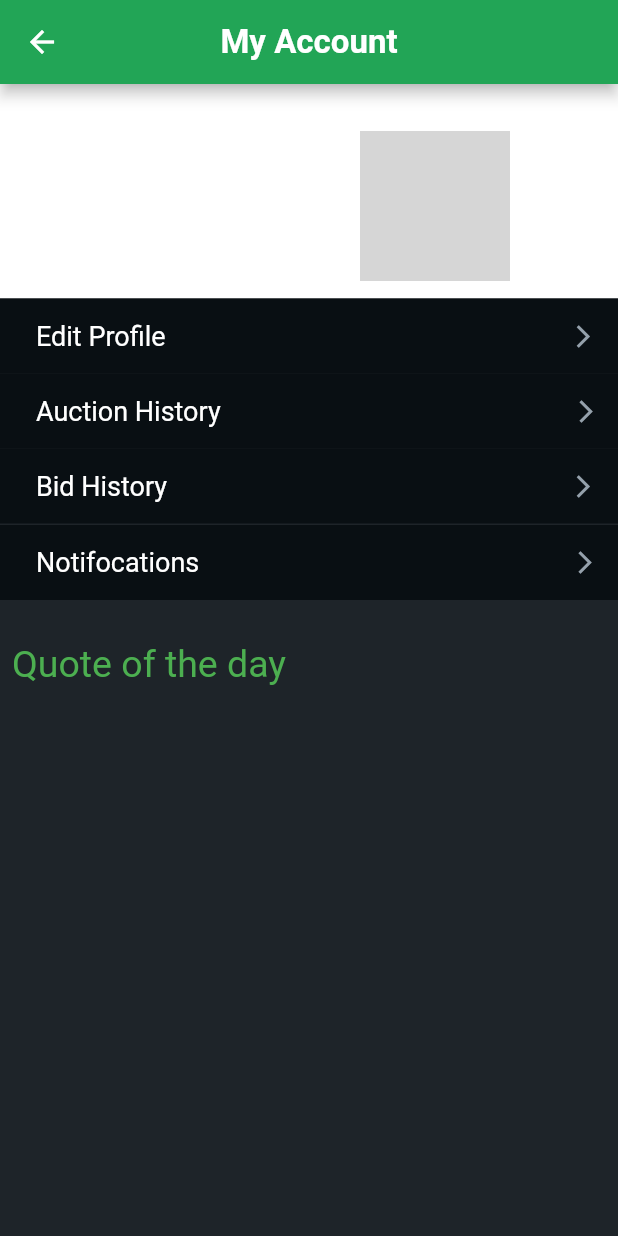
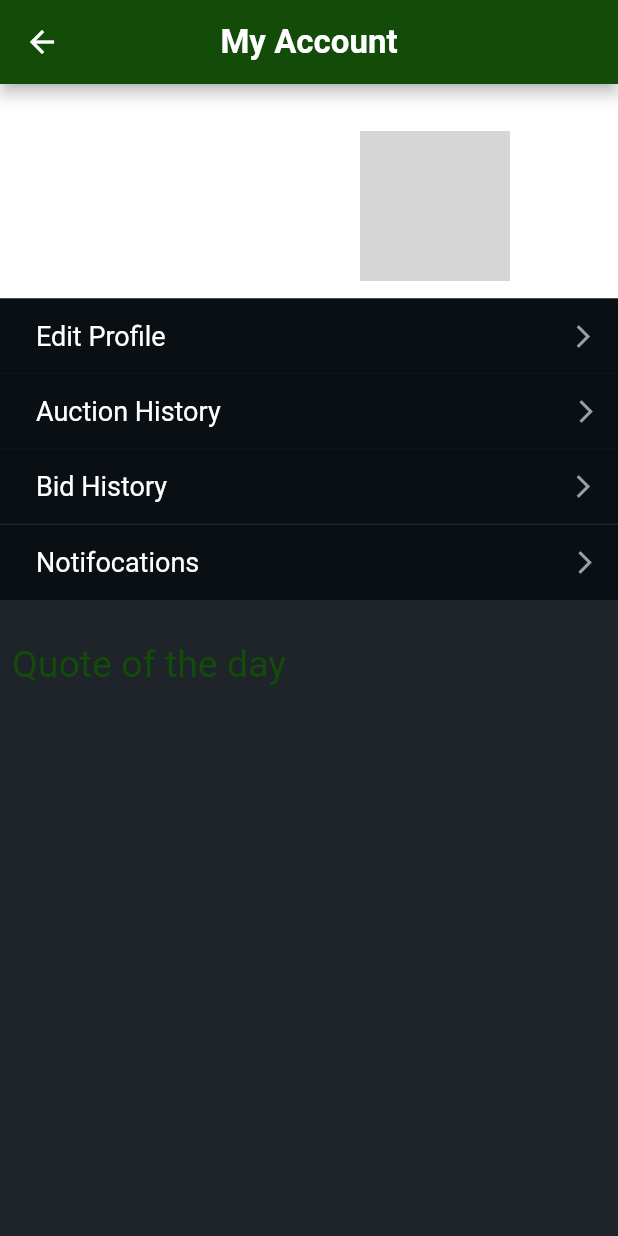
Before and after one commit to gusthelp102/zeeed1, a Flutter app: the ProfileWidget screen opened by its route, on a phone screen of 412 x 824 dp. Run offline on Flutter 3.47's test engine with Material 2 defaults, Android fonts, the phone set to English and light mode, and no system bars; our stand-ins replace auto_size_text, built_collection, built_value, cloud_firestore, easy_debounce, equatable and 21 more; missing offline and left inert: algolia, cron, json_path, mime_type; accounts and stored records are empty; network calls fail; Roboto replaces fonts that are missing (Lexend Deca); grey boxes are pictures that could not be loaded.

Commit message:
color changes

```diff
--- a/lib/bid_history/bid_history_widget.dart
+++ b/lib/bid_history/bid_history_widget.dart
@@ -43,7 +43,7 @@ class _BidHistoryWidgetState extends State<BidHistoryWidget>
       key: scaffoldKey,
       backgroundColor: FlutterFlowTheme.of(context).primaryBackground,
       appBar: AppBar(
-        backgroundColor: Color(0xFF459B38),
+        backgroundColor: Color(0xFF124C08),
         automaticallyImplyLeading: false,
         leading: FlutterFlowIconButton(
           borderColor: Colors.transparent,
--- a/lib/bidding_page/bidding_page_widget.dart
+++ b/lib/bidding_page/bidding_page_widget.dart
@@ -315,7 +315,7 @@ class _BiddingPageWidgetState extends State<BiddingPageWidget> {
                                                             DateTime.now())
                                                         .inDays >
                                                     1
-                                                ? Colors.green
+                                                ? Color(0xFF124C08)
                                                 : Colors.yellow),
                                         fontSize: 20.0,
                                         fontWeight: FontWeight.bold,
--- a/lib/product_search/product_search.dart
+++ b/lib/product_search/product_search.dart
@@ -17,7 +17,7 @@ class _Product_searchState extends State<Product_search> {
   Widget build(BuildContext context) {
     return Scaffold(
         appBar: AppBar(
-            backgroundColor: Color(0xFF9DB9CB),
+            backgroundColor: Color(0xFF124C08),
             title: Card(
               child: TextField(
                 decoration: InputDecoration(
--- a/lib/profile/notification_view.dart
+++ b/lib/profile/notification_view.dart
@@ -18,7 +18,7 @@ class _NotificationViewState extends State<NotificationView> {
   Widget build(BuildContext context) {
     return Scaffold(
       appBar: AppBar(
-        backgroundColor: Color(0xFF1E5D13),
+        backgroundColor: Color(0xFF124C08),
         title: Text(
           'Notifications',
           style: FlutterFlowTheme.of(context).title2.override(
@@ -66,7 +66,7 @@ class _NotificationViewState extends State<NotificationView> {
                                 children: [
                                   ElevatedButton(
                                       style: ElevatedButton.styleFrom(
-                                        primary: Colors.green,
+                                        primary: Color(0xFF124C08),
                                       ),
                                       onPressed: () async {
                                         await UserNotification
--- a/lib/profile/other_profile_widget.dart
+++ b/lib/profile/other_profile_widget.dart
@@ -23,7 +23,7 @@ class _OtherProfileWidgetState extends State<OtherProfileWidget> {
   Widget build(BuildContext context) {
     return Scaffold(
       appBar: AppBar(
-        backgroundColor: Color(0xFF9DB9CB),
+        backgroundColor: Color(0xFF124C08),
         automaticallyImplyLeading: false,
         leading: FlutterFlowIconButton(
           borderColor: Colors.transparent,
--- a/lib/profile/profile_widget.dart
+++ b/lib/profile/profile_widget.dart
@@ -49,7 +49,7 @@ class _ProfileWidgetState extends State<ProfileWidget> {
       backgroundColor: Color(0xFF1E2429),
       appBar: AppBar(
         centerTitle: true,
-        backgroundColor: Color(0xFF22A556),
+        backgroundColor: Color(0xFF124C08),
         title: Text(
           'My Account',
           style: FlutterFlowTheme.of(context).title2.override(
@@ -93,7 +93,7 @@ class _ProfileWidgetState extends State<ProfileWidget> {
                                       .title1
                                       .override(
                                         fontFamily: 'Lexend Deca',
-                                        color: Color(0xFF22A556),
+                                        color: Color(0xFF124C08),
                                         fontSize: 20.0,
                                         fontWeight: FontWeight.bold,
                                       ),
@@ -122,7 +122,7 @@ class _ProfileWidgetState extends State<ProfileWidget> {
                                         .bodyText1
                                         .override(
                                           fontFamily: 'Lexend Deca',
-                                          color: Color(0xFFEE8B60),
+                                          color: Color(0xFF124C08),
                                           fontSize: 20.0,
                                           fontWeight: FontWeight.normal,
                                         ),
@@ -362,7 +362,7 @@ class _ProfileWidgetState extends State<ProfileWidget> {
                   padding: const EdgeInsets.all(8.0),
                   child: Text(
                     'Quote of the day',
-                    style: TextStyle(fontSize: 25, color: Colors.green),
+                    style: TextStyle(fontSize: 25, color: Color(0xFF124C08)),
                   ),
                 ),
                 Padding(
--- a/lib/search_user/search_user.dart
+++ b/lib/search_user/search_user.dart
@@ -18,7 +18,7 @@ class _Search_userState extends State<Search_user> {
   Widget build(BuildContext context) {
     return Scaffold(
         appBar: AppBar(
-            backgroundColor: Color(0xFF9DB9CB),
+            backgroundColor: Color(0xFF124C08),
             title: Card(
               child: TextField(
                 decoration: InputDecoration(
```
Also changed, not shown: lib/test.dart (+21 -14 lines).
